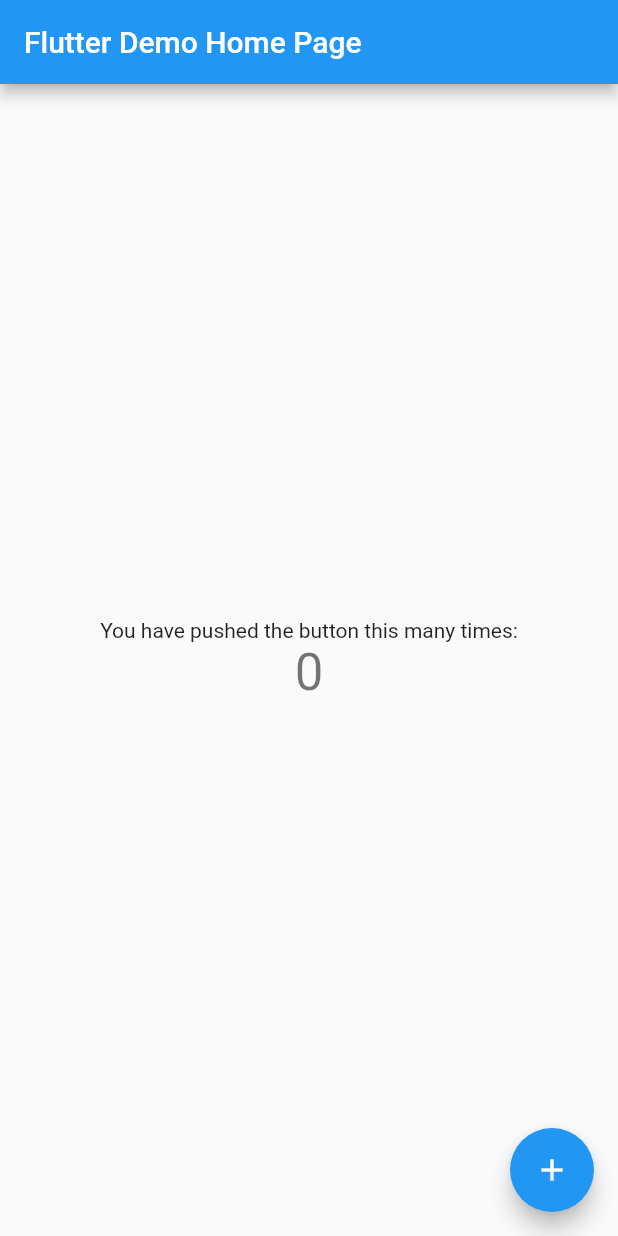
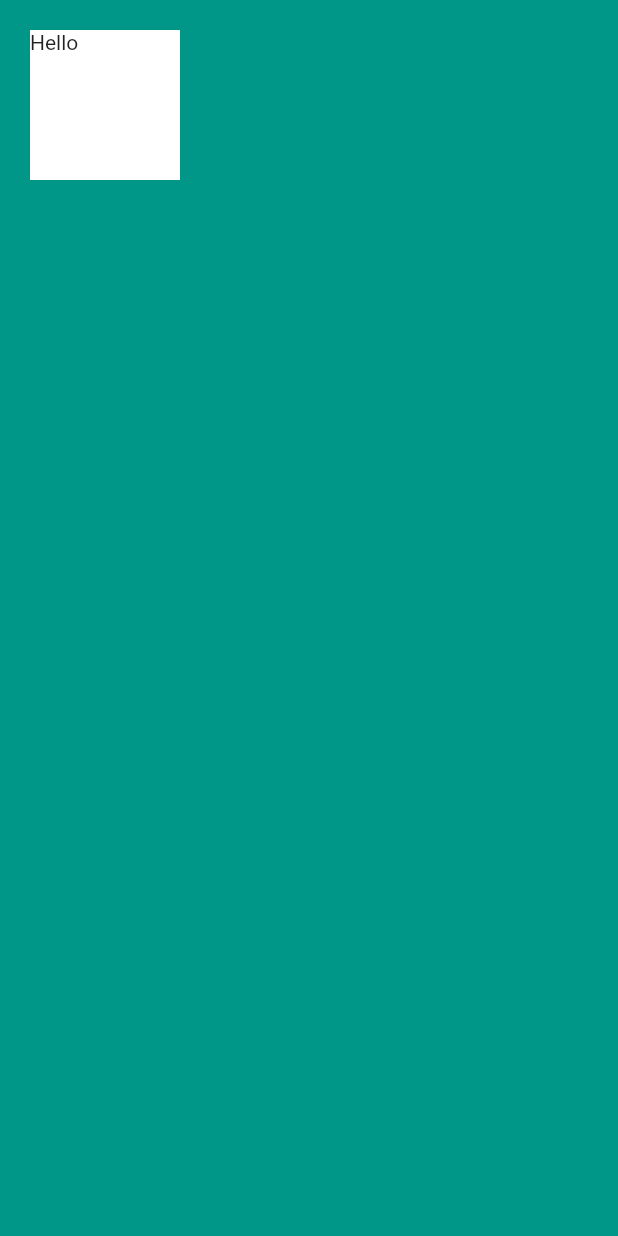
Before and after one commit to Jowooseok/fluuterStudy, a Flutter app: the screen it shows after launch, on a phone screen of 412 x 824 dp. Run offline on Flutter 3.47's test engine with Material 2 defaults, Android fonts, the phone set to English and light mode, and no system bars.

Commit message:
45.complete

```diff
--- a/fluuter_study/lib/main.dart
+++ b/fluuter_study/lib/main.dart
@@ -1,117 +1,25 @@
 import 'package:flutter/material.dart';
 
 void main() {
-  runApp(MyApp());
+  runApp(Myapp());
 }
 
-class MyApp extends StatelessWidget {
-  // This widget is the root of your application.
+class Myapp extends StatelessWidget {
   @override
   Widget build(BuildContext context) {
     return MaterialApp(
-      title: 'Flutter Demo',
-      theme: ThemeData(
-        // This is the theme of your application.
-        //
-        // Try running your application with "flutter run". You'll see the
-        // application has a blue toolbar. Then, without quitting the app, try
-        // changing the primarySwatch below to Colors.green and then invoke
-        // "hot reload" (press "r" in the console where you ran "flutter run",
-        // or simply save your changes to "hot reload" in a Flutter IDE).
-        // Notice that the counter didn't reset back to zero; the application
-        // is not restarted.
-        primarySwatch: Colors.blue,
-        // This makes the visual density adapt to the platform that you run
-        // the app on. For desktop platforms, the controls will be smaller and
-        // closer together (more dense) than on mobile platforms.
-        visualDensity: VisualDensity.adaptivePlatformDensity,
+      home: Scaffold(
+        backgroundColor: Colors.teal,
+        body: SafeArea(
+          child: Container(
+            height: 100.0,
+            width: 100.0,
+            margin: EdgeInsets.all(20.0),
+            color: Colors.white,
+            child: Text('Hello'),
+          ),
+        ),
       ),
-      home: MyHomePage(title: 'Flutter Demo Home Page'),
     );
   }
 }
-
-class MyHomePage extends StatefulWidget {
-  MyHomePage({Key key, this.title}) : super(key: key);
-
-  // This widget is the home page of your application. It is stateful, meaning
-  // that it has a State object (defined below) that contains fields that affect
-  // how it looks.
-
-  // This class is the configuration for the state. It holds the values (in this
-  // case the title) provided by the parent (in this case the App widget) and
-  // used by the build method of the State. Fields in a Widget subclass are
-  // always marked "final".
-
-  final String title;
-
-  @override
-  _MyHomePageState createState() => _MyHomePageState();
-}
-
-class _MyHomePageState extends State<MyHomePage> {
-  int _counter = 0;
-
-  void _incrementCounter() {
-    setState(() {
-      // This call to setState tells the Flutter framework that something has
-      // changed in this State, which causes it to rerun the build method below
-      // so that the display can reflect the updated values. If we changed
-      // _counter without calling setState(), then the build method would not be
-      // called again, and so nothing would appear to happen.
-      _counter++;
-    });
-  }
-
-  @override
-  Widget build(BuildContext context) {
-    // This method is rerun every time setState is called, for instance as done
-    // by the _incrementCounter method above.
-    //
-    // The Flutter framework has been optimized to make rerunning build methods
-    // fast, so that you can just rebuild anything that needs updating rather
-    // than having to individually change instances of widgets.
-    return Scaffold(
-      appBar: AppBar(
-        // Here we take the value from the MyHomePage object that was created by
-        // the App.build method, and use it to set our appbar title.
-        title: Text(widget.title),
-      ),
-      body: Center(
-        // Center is a layout widget. It takes a single child and positions it
-        // in the middle of the parent.
-        child: Column(
-          // Column is also a layout widget. It takes a list of children and
-          // arranges them vertically. By default, it sizes itself to fit its
-          // children horizontally, and tries to be as tall as its parent.
-          //
-          // Invoke "debug painting" (press "p" in the console, choose the
-          // "Toggle Debug Paint" action from the Flutter Inspector in Android
-          // Studio, or the "Toggle Debug Paint" command in Visual Studio Code)
-          // to see the wireframe for each widget.
-          //
-          // Column has various properties to control how it sizes itself and
-          // how it positions its children. Here we use mainAxisAlignment to
-          // center the children vertically; the main axis here is the vertical
-          // axis because Columns are vertical (the cross axis would be
-          // horizontal).
-          mainAxisAlignment: MainAxisAlignment.center,
-          children: <Widget>[
-            Text(
-              'You have pushed the button this many times:',
-            ),
-            Text(
-              '$_counter',
-              style: Theme.of(context).textTheme.headline4,
-            ),
-          ],
-        ),
-      ),
-      floatingActionButton: FloatingActionButton(
-        onPressed: _incrementCounter,
-        tooltip: 'Increment',
-        child: Icon(Icons.add),
-      ), // This trailing comma makes auto-formatting nicer for build methods.
-    );
-  }
-}
```
Also changed, not shown: 1 other file.
